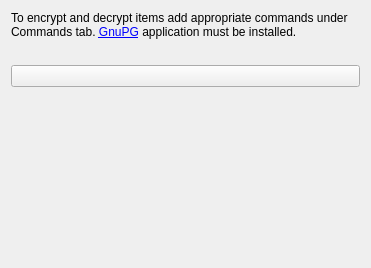
Before: the Qt Designer form plugins/itemencrypted/itemencryptedsettings.ui in hluk/CopyQ, drawn with Qt 5.
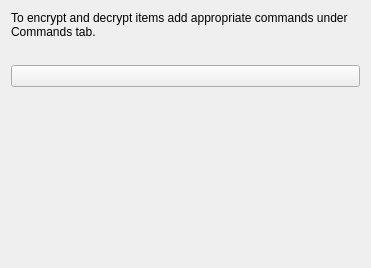
After: the same form once the commit is applied.

What changed in the file:
```diff
--- a/plugins/itemencrypted/itemencryptedsettings.ui
+++ b/plugins/itemencrypted/itemencryptedsettings.ui
@@ -14,7 +14,7 @@
    <item>
     <widget class="QLabel" name="label">
      <property name="text">
-      <string>To encrypt and decrypt items add appropriate commands under Commands tab. &lt;a href=&quot;http://www.gnupg.org/&quot;&gt;GnuPG&lt;/a&gt; application must be installed.</string>
+      <string>To encrypt and decrypt items add appropriate commands under Commands tab.</string>
      </property>
      <property name="wordWrap">
       <bool>true</bool>
```
